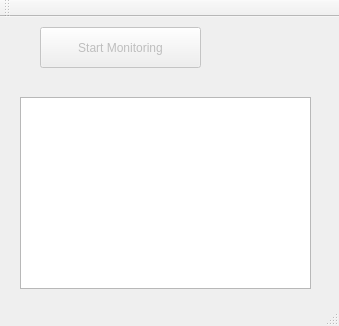
Above: mainwindow.ui from meleneemil/vmm-mon before the change. Below: the same form after it.
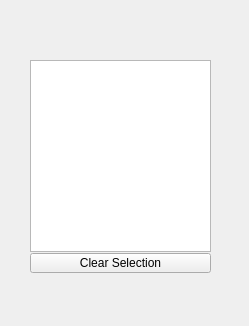
That is the form after the change.

Commit message: [ok] adding tree view etc

```diff
--- a/mainwindow.ui
+++ b/mainwindow.ui
@@ -6,7 +6,7 @@
    <rect>
     <x>0</x>
     <y>0</y>
-    <width>339</width>
+    <width>249</width>
     <height>326</height>
    </rect>
   </property>
@@ -14,52 +14,50 @@
    <string>MainWindow</string>
   </property>
   <widget class="QWidget" name="centralWidget">
-   <widget class="QPushButton" name="b_startMonitoring">
-    <property name="enabled">
+   <widget class="QTreeWidget" name="setupTreeWidget">
+    <property name="geometry">
+     <rect>
+      <x>30</x>
+      <y>60</y>
+      <width>181</width>
+      <height>192</height>
+     </rect>
+    </property>
+    <property name="editTriggers">
+     <set>QAbstractItemView::NoEditTriggers</set>
+    </property>
+    <property name="selectionMode">
+     <enum>QAbstractItemView::ExtendedSelection</enum>
+    </property>
+    <property name="selectionBehavior">
+     <enum>QAbstractItemView::SelectItems</enum>
+    </property>
+    <property name="headerHidden">
+     <bool>true</bool>
+    </property>
+    <property name="expandsOnDoubleClick">
      <bool>false</bool>
     </property>
+    <column>
+     <property name="text">
+      <string notr="true">1</string>
+     </property>
+    </column>
+   </widget>
+   <widget class="QPushButton" name="b_clearTreeSelection">
     <property name="geometry">
      <rect>
-      <x>40</x>
-      <y>10</y>
-      <width>161</width>
-      <height>41</height>
+      <x>30</x>
+      <y>253</y>
+      <width>181</width>
+      <height>20</height>
      </rect>
     </property>
     <property name="text">
-     <string>Start Monitoring</string>
+     <string>Clear Selection</string>
     </property>
    </widget>
-   <widget class="QTreeView" name="setupTreeView">
-    <property name="geometry">
-     <rect>
-      <x>20</x>
-      <y>80</y>
-      <width>291</width>
-      <height>192</height>
-     </rect>
-    </property>
-   </widget>
   </widget>
-  <widget class="QMenuBar" name="menuBar">
-   <property name="geometry">
-    <rect>
-     <x>0</x>
-     <y>0</y>
-     <width>339</width>
-     <height>20</height>
-    </rect>
-   </property>
-  </widget>
-  <widget class="QToolBar" name="mainToolBar">
-   <attribute name="toolBarArea">
-    <enum>TopToolBarArea</enum>
-   </attribute>
-   <attribute name="toolBarBreak">
-    <bool>false</bool>
-   </attribute>
-  </widget>
-  <widget class="QStatusBar" name="statusBar"/>
  </widget>
  <layoutdefault spacing="6" margin="11"/>
  <resources/>
```
Left out of the diff: 5 changed lines with no effect on the pictures. The commit also changes 10 other files.
